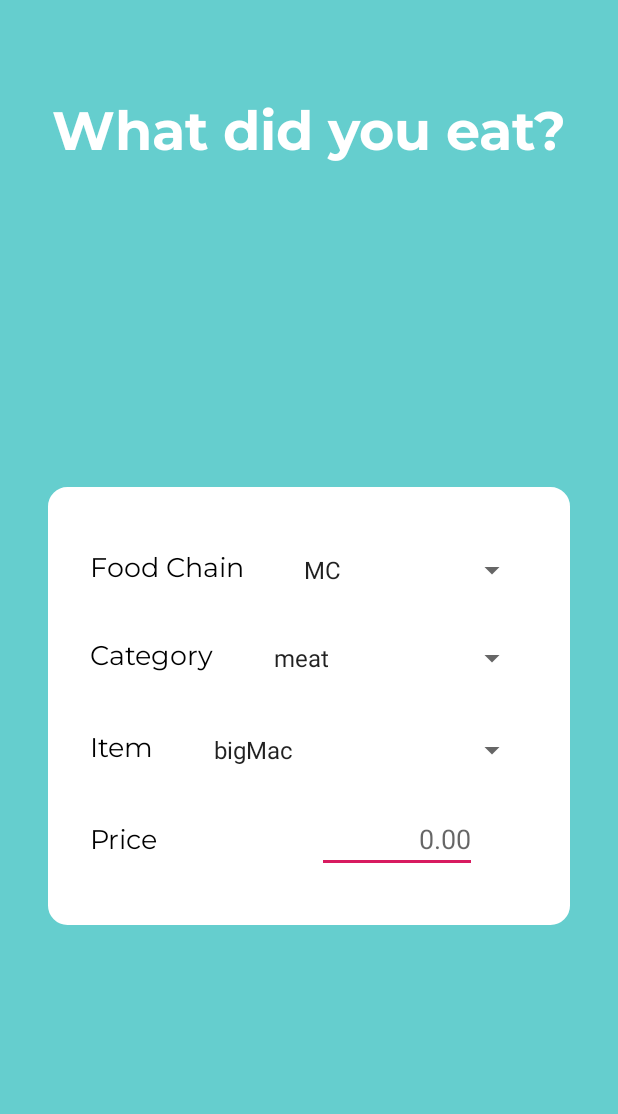
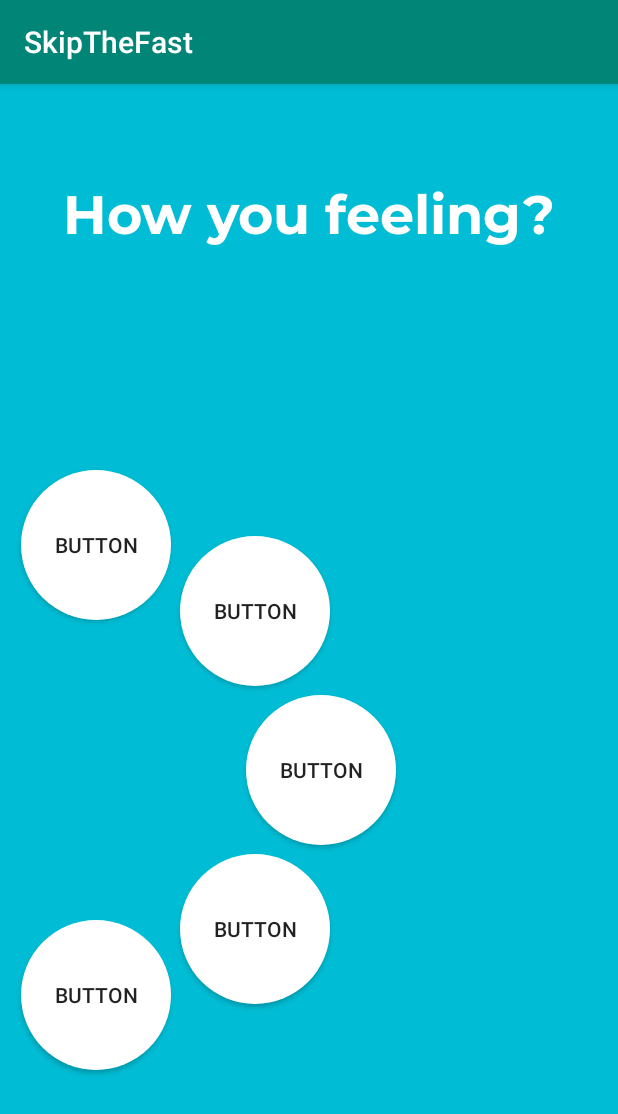
Before and after one commit to jhwan7/SkipTheFast, an Android app: the screen it shows after launch (FormActivity before the commit, FeelingActivity after it), after a tap on an icon or button, on a phone screen of 412 x 824 dp. Shown: the top 1114 px of the screen. Run offline under Robolectric (Android 15) with nearby library versions, the phone set to English and light mode, and no system bars; 1 statement that could not run was skipped.

Commit message:
Feeling Form UI Complete

```diff
--- a/app/src/main/AndroidManifest.xml
+++ b/app/src/main/AndroidManifest.xml
@@ -9,12 +9,10 @@
         android:roundIcon="@mipmap/ic_launcher_round"
         android:supportsRtl="true"
         android:theme="@style/AppTheme">
-
+        <activity android:name=".FeelingActivity"></activity>
         <activity
             android:name=".FormActivity"
-            android:theme="@style/AppTheme.NoActionBar">
-        </activity>
-
+            android:theme="@style/AppTheme.NoActionBar"></activity>
         <activity
             android:name=".MainActivity"
             android:label="@string/app_name"
--- /dev/null
+++ b/app/src/main/java/com/example/skipthefast/FeelingActivity.kt
@@ -0,0 +1,12 @@
+package com.example.skipthefast
+
+import androidx.appcompat.app.AppCompatActivity
+import android.os.Bundle
+
+class FeelingActivity : AppCompatActivity() {
+
+    override fun onCreate(savedInstanceState: Bundle?) {
+        super.onCreate(savedInstanceState)
+        setContentView(R.layout.activity_feeling_form)
+    }
+}
--- a/app/src/main/java/com/example/skipthefast/MainActivity.kt
+++ b/app/src/main/java/com/example/skipthefast/MainActivity.kt
@@ -22,7 +22,7 @@ class MainActivity : AppCompatActivity() {
         val fab: FloatingActionButton = findViewById(R.id.fab)
 
         fab.setOnClickListener {
-            val intent = Intent(this, FormActivity::class.java)
+            val intent = Intent(this, FeelingActivity::class.java)
             startActivity(intent)
         }
     }
--- /dev/null
+++ b/app/src/main/res/drawable/circle_white.xml
@@ -0,0 +1,12 @@
+<?xml version="1.0" encoding="utf-8"?>
+<shape
+    xmlns:android="http://schemas.android.com/apk/res/android"
+    android:shape="oval">
+
+    <solid
+        android:color="#FFFFFF"/>
+
+    <size
+        android:width="100dp"
+        android:height="100dp"/>
+</shape>
--- /dev/null
+++ b/app/src/main/res/layout/activity_feeling_form.xml
@@ -0,0 +1,93 @@
+<?xml version="1.0" encoding="utf-8"?>
+<androidx.constraintlayout.widget.ConstraintLayout xmlns:android="http://schemas.android.com/apk/res/android"
+    xmlns:app="http://schemas.android.com/apk/res-auto"
+    xmlns:tools="http://schemas.android.com/tools"
+    android:layout_width="match_parent"
+    android:layout_height="match_parent"
+    android:background="#00BCD4"
+    tools:context=".FeelingActivity">
+
+    <Button
+        android:id="@+id/button4"
+        android:layout_width="wrap_content"
+        android:layout_height="wrap_content"
+        android:background="@drawable/circle_white"
+        android:text="Button"
+        app:layout_constraintCircle="@+id/pivot"
+        app:layout_constraintCircleAngle="45"
+        app:layout_constraintCircleRadius="150dp" />
+
+    <Button
+        android:id="@+id/button5"
+        android:layout_width="wrap_content"
+        android:layout_height="wrap_content"
+        android:background="@drawable/circle_white"
+        android:text="Button"
+        app:layout_constraintCircle="@+id/pivot"
+        app:layout_constraintCircleAngle="0"
+        app:layout_constraintCircleRadius="150dp" />
+
+    <Button
+        android:id="@+id/button3"
+        android:layout_width="wrap_content"
+        android:layout_height="wrap_content"
+        android:background="@drawable/circle_white"
+        android:text="Button"
+        app:layout_constraintCircle="@+id/pivot"
+        app:layout_constraintCircleAngle="90"
+        app:layout_constraintCircleRadius="150dp" />
+
+    <Button
+        android:id="@+id/button2"
+        android:layout_width="wrap_content"
+        android:layout_height="wrap_content"
+        android:background="@drawable/circle_white"
+        android:text="Button"
+        app:layout_constraintCircle="@+id/pivot"
+        app:layout_constraintCircleAngle="135"
+        app:layout_constraintCircleRadius="150dp" />
+
+    <Button
+        android:id="@+id/button"
+        android:layout_width="wrap_content"
+        android:layout_height="wrap_content"
+        android:background="@drawable/circle_white"
+        android:text="Button"
+        app:layout_constraintCircle="@+id/pivot"
+        app:layout_constraintCircleAngle="180"
+        app:layout_constraintCircleRadius="150dp" />
+
+    <TextView
+        android:id="@+id/textView6"
+        android:layout_width="wrap_content"
+        android:layout_height="wrap_content"
+        android:layout_marginStart="16dp"
+        android:layout_marginLeft="16dp"
+        android:layout_marginTop="64dp"
+        android:layout_marginEnd="16dp"
+        android:layout_marginRight="16dp"
+        android:text="How you feeling?"
+        android:textColor="#FFFFFF"
+        android:textSize="36sp"
+        app:fontFamily="@font/montserrat_bold"
+        app:layout_constraintEnd_toEndOf="parent"
+        app:layout_constraintStart_toStartOf="parent"
+        app:layout_constraintTop_toTopOf="parent" />
+
+    <RadioGroup
+        android:id="@+id/pivot"
+        android:layout_width="wrap_content"
+        android:layout_height="wrap_content"
+        android:layout_marginStart="64dp"
+        android:layout_marginLeft="64dp"
+        android:layout_marginTop="16dp"
+        android:layout_marginEnd="16dp"
+        android:layout_marginRight="16dp"
+        android:layout_marginBottom="16dp"
+        app:layout_constraintBottom_toBottomOf="parent"
+        app:layout_constraintEnd_toEndOf="parent"
+        app:layout_constraintHorizontal_bias="0.0"
+        app:layout_constraintStart_toStartOf="parent"
+        app:layout_constraintTop_toTopOf="parent"
+        app:layout_constraintVertical_bias="0.6" />
+</androidx.constraintlayout.widget.ConstraintLayout>
```
